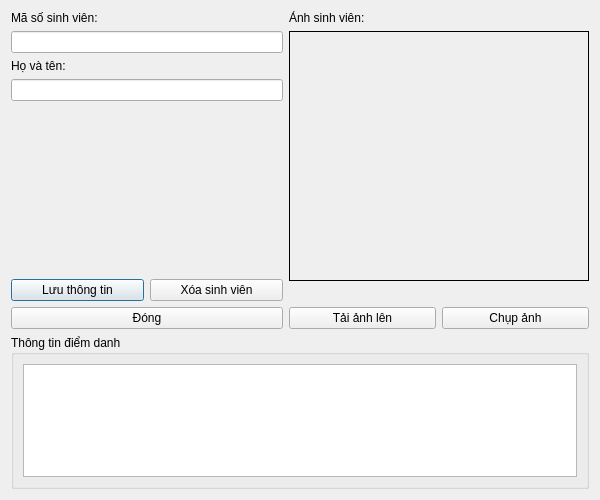
Qt form Face-Recogntion-PyQt/Face_Detection_PyQt_Final/student_detail_window.ui (thaontp234112e/Project) before a commit.
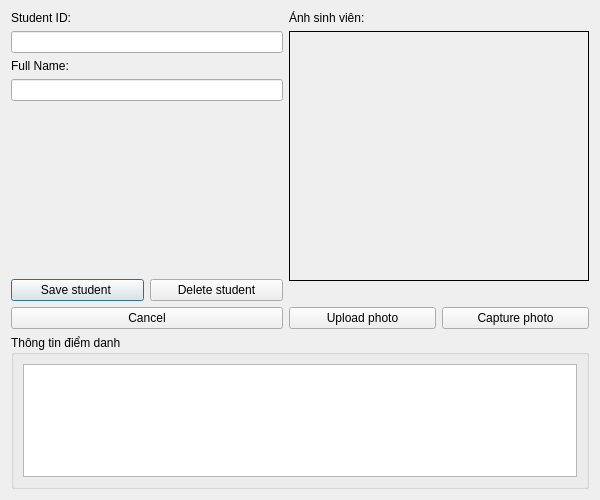
The same form after that commit. Icons and pictures are not drawn.

What changed in the file:
```diff
--- a/Face-Recogntion-PyQt/Face_Detection_PyQt_Final/student_detail_window.ui
+++ b/Face-Recogntion-PyQt/Face_Detection_PyQt_Final/student_detail_window.ui
@@ -21,7 +21,7 @@
        <item>
         <widget class="QLabel" name="label">
          <property name="text">
-          <string>Mã số sinh viên:</string>
+          <string>Student ID:</string>
          </property>
         </widget>
        </item>
@@ -35,7 +35,7 @@
        <item>
         <widget class="QLabel" name="label_2">
          <property name="text">
-          <string>Họ và tên:</string>
+          <string>Full Name:</string>
          </property>
         </widget>
        </item>
@@ -60,14 +60,14 @@
          <item>
           <widget class="QPushButton" name="pushButtonSave">
            <property name="text">
-            <string>Lưu thông tin</string>
+            <string>Save student </string>
            </property>
           </widget>
          </item>
          <item>
           <widget class="QPushButton" name="pushButtonDelete">
            <property name="text">
-            <string>Xóa sinh viên</string>
+            <string>Delete student</string>
            </property>
           </widget>
          </item>
@@ -76,7 +76,7 @@
        <item>
         <widget class="QPushButton" name="pushButtonCancel">
          <property name="text">
-          <string>Đóng</string>
+          <string>Cancel</string>
          </property>
         </widget>
        </item>
@@ -122,14 +122,14 @@
          <item>
           <widget class="QPushButton" name="pushButtonUpload">
            <property name="text">
-            <string>Tải ảnh lên</string>
+            <string>Upload photo</string>
            </property>
           </widget>
          </item>
          <item>
           <widget class="QPushButton" name="pushButtonCapture">
            <property name="text">
-            <string>Chụp ảnh</string>
+            <string>Capture photo</string>
            </property>
           </widget>
          </item>
```
Left out of the diff: 6 changed lines with no effect on the pictures.
